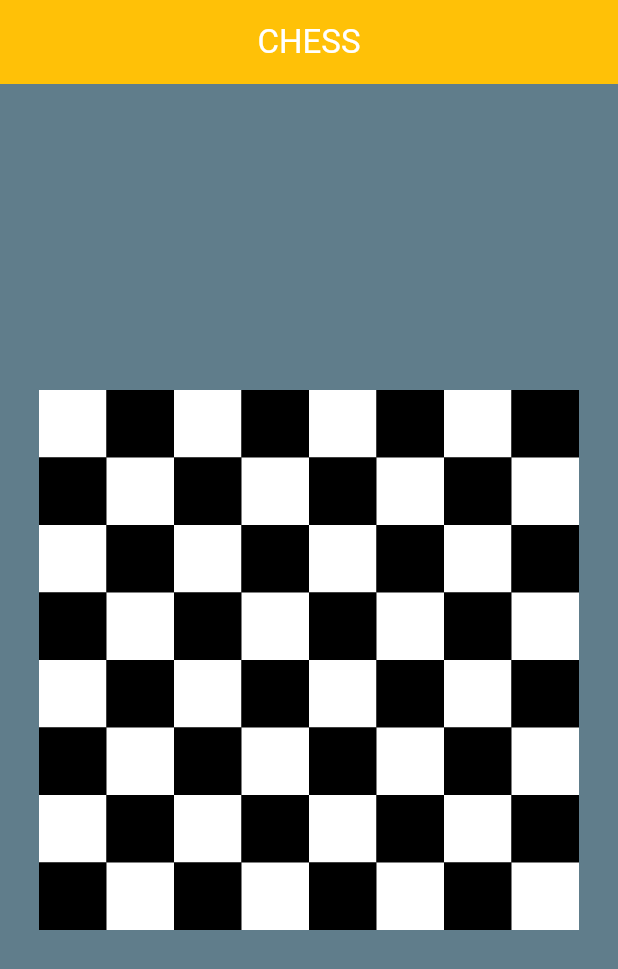
After one commit to priyamtripathiii03/icon_calc, a Flutter app: the screen it shows after launch, on a phone screen of 412 x 824 dp. The commit adds this screen. Shown: the top 969 px of the screen. Run offline on Flutter 3.47's test engine with Material 3 defaults, Android fonts, the phone set to English and light mode, and no system bars.

Commit message:
18-07-2024

```diff
--- /dev/null
+++ b/lib/chess.dart
@@ -0,0 +1,147 @@
+
+import 'package:flutter/material.dart';
+
+class Chess extends StatefulWidget {
+  const Chess({super.key});
+
+  @override
+  State<Chess> createState() => _ChessState();
+}
+
+class _ChessState extends State<Chess> {
+  @override
+  Widget build(BuildContext context) {
+    return Scaffold(
+      backgroundColor: Colors.blueGrey,
+      appBar: AppBar(
+        backgroundColor: Colors.amber,
+        centerTitle: true,
+        title: const Text('CHESS',style: TextStyle(color: Colors.white),),
+      ),
+      body: Center(
+        child: Container(
+          height: 360,
+          width: 360,
+          color: Colors.black,
+          child: Column(
+            children: [
+              Row(
+                children: [
+                  white(),
+                  black(),
+                  white(),
+                  black(),
+                  white(),
+                  black(),
+                  white(),
+                  black(),
+                ],
+              ),
+              Row(
+                children: [
+                  black(),
+                  white(),
+                  black(),
+                  white(),
+                  black(),
+                  white(),
+                  black(),
+                  white(),
+                ],
+              ),
+              Row(
+                children: [
+                  white(),
+                  black(),
+                  white(),
+                  black(),
+                  white(),
+                  black(),
+                  white(),
+                  black(),
+                ],
+              ),
+              Row(
+                children: [
+                  black(),
+                  white(),
+                  black(),
+                  white(),
+                  black(),
+                  white(),
+                  black(),
+                  white(),
+                ],
+              ),
+              Row(
+                children: [
+                  white(),
+                  black(),
+                  white(),
+                  black(),
+                  white(),
+                  black(),
+                  white(),
+                  black(),
+                ],
+              ),
+              Row(
+                children: [
+                  black(),
+                  white(),
+                  black(),
+                  white(),
+                  black(),
+                  white(),
+                  black(),
+                  white(),
+                ],
+              ),
+              Row(
+                children: [
+                  white(),
+                  black(),
+                  white(),
+                  black(),
+                  white(),
+                  black(),
+                  white(),
+                  black(),
+                ],
+              ),
+              Row(
+                children: [
+                  black(),
+                  white(),
+                  black(),
+                  white(),
+                  black(),
+                  white(),
+                  black(),
+                  white(),
+                ],
+              ),
+            ],
+          ),
+        ),
+      ),
+    );
+  }
+}
+
+Widget white()
+{
+  return Container(
+    height: 45,
+    width: 45,
+    color: Colors.white,
+  );
+}
+Widget black()
+{
+  return Container(
+    height: 45,
+    width: 45,
+    color: Colors.black,
+  );
+}
--- a/lib/main.dart
+++ b/lib/main.dart
@@ -1,5 +1,6 @@
 import 'package:flutter/material.dart';
 import 'package:icon_calc/calc.dart';
+import 'package:icon_calc/chess.dart';
 
 
 void main()
@@ -14,7 +15,7 @@ class MyApp extends StatelessWidget {
   Widget build(BuildContext context) {
     return const MaterialApp(
       debugShowCheckedModeBanner: false,
-      home: Task(),
+      home: Chess(),
     );
   }
 }
```
